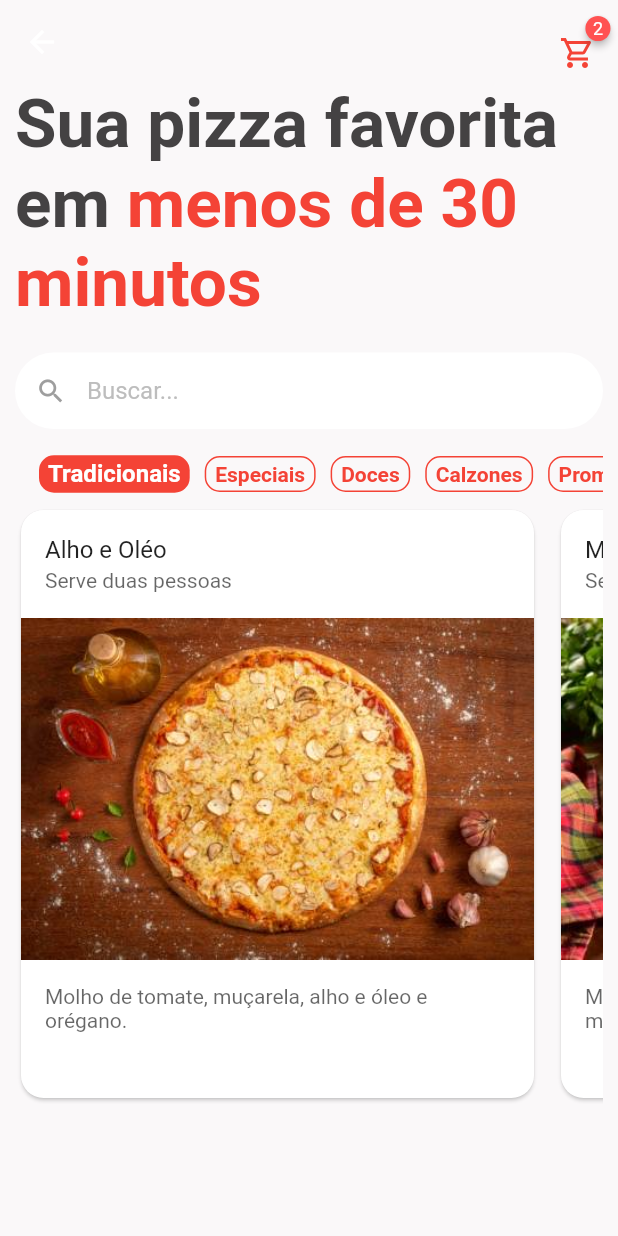
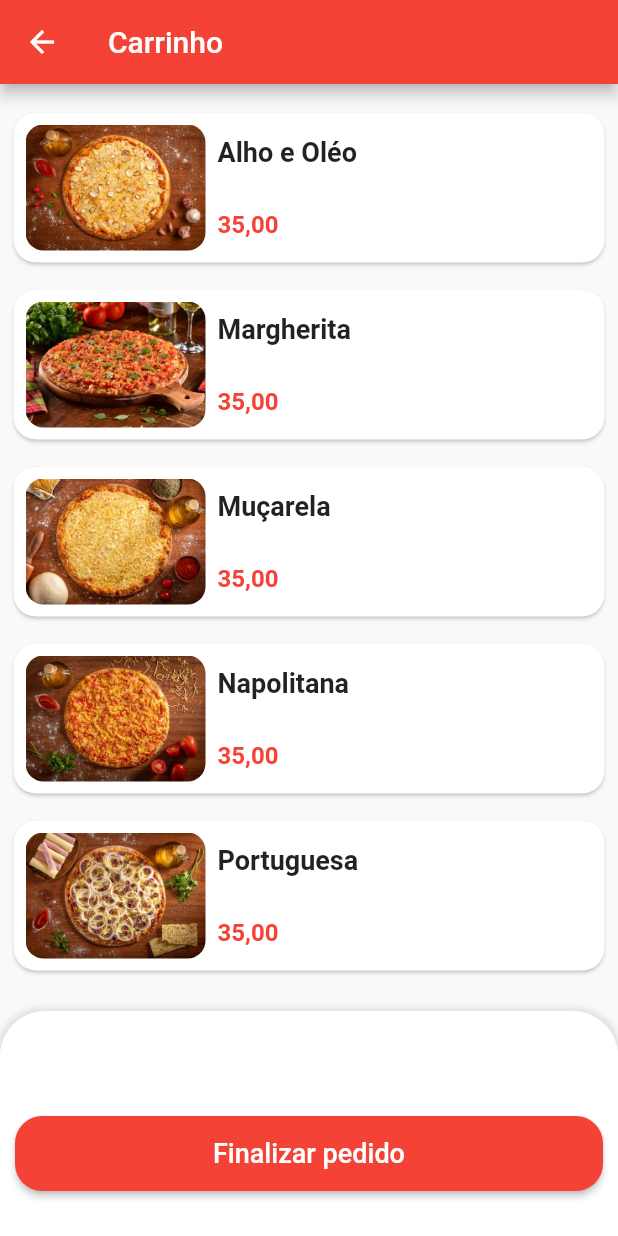
Before and after one commit to abrunaanunes/pizzaria-flutter, a Flutter app: the HomePage screen opened directly, after a tap on an icon or button, on a phone screen of 412 x 824 dp. Run offline on Flutter 3.47's test engine with Material 2 defaults, Android fonts, the phone set to English and light mode, and no system bars; drawn by our look-alikes of badges; our stand-ins replace mask_text_input_formatter.

Commit message:
Página do carrinho WIP

```diff
--- /dev/null
+++ b/lib/src/pages/cart/cart_page.dart
@@ -0,0 +1,77 @@
+import 'package:flutter/material.dart';
+import 'package:gopizza/src/pages/cart/components/product_tile.dart';
+import 'package:gopizza/src/repositories/pizza_repository.dart'
+    as pizza_repository;
+
+class CartPage extends StatelessWidget {
+  const CartPage({super.key});
+
+  @override
+  Widget build(BuildContext context) {
+    return Scaffold(
+      appBar: AppBar(title: const Text("Carrinho")),
+      body: Column(
+        children: [
+          Expanded(
+            child: Padding(
+                padding: const EdgeInsets.symmetric(
+                  horizontal: 5,
+                  vertical: 15,
+                ),
+                child: SizedBox(
+                  child: ListView.separated(
+                      itemBuilder: (_, index) {
+                        return ProductTile(
+                            product: pizza_repository.products[index]);
+                      },
+                      separatorBuilder: (_, index) =>
+                          const SizedBox(height: 10),
+                      itemCount: pizza_repository.products.length),
+                )),
+          ),
+          Container(
+              height: 150,
+              decoration: BoxDecoration(
+                  color: Colors.white,
+                  borderRadius: const BorderRadius.vertical(
+                    top: Radius.circular(30),
+                  ),
+                  boxShadow: [
+                    BoxShadow(
+                      color: Colors.grey.shade300,
+                      blurRadius: 3,
+                      spreadRadius: 2,
+                    )
+                  ]),
+              child: Padding(
+                padding:
+                    const EdgeInsets.symmetric(horizontal: 10, vertical: 30),
+                child: Column(
+                  crossAxisAlignment: CrossAxisAlignment.stretch,
+                  children: [
+                    Expanded(child: Container()),
+                    SizedBox(
+                      height: 50,
+                      child: ElevatedButton(
+                        style: ElevatedButton.styleFrom(
+                          shape: RoundedRectangleBorder(
+                            borderRadius: BorderRadius.circular(18),
+                          ),
+                        ),
+                        onPressed: () {},
+                        child: const Text(
+                          "Finalizar pedido",
+                          style: TextStyle(
+                            fontSize: 18,
+                          ),
+                        ),
+                      ),
+                    ),
+                  ],
+                ),
+              ))
+        ],
+      ),
+    );
+  }
+}
--- /dev/null
+++ b/lib/src/pages/cart/components/product_tile.dart
@@ -0,0 +1,71 @@
+import 'package:flutter/material.dart';
+import 'package:gopizza/src/models/product.dart';
+
+class ProductTile extends StatelessWidget {
+  const ProductTile({super.key, required this.product});
+  final Product product;
+
+  @override
+  Widget build(BuildContext context) {
+    return Card(
+      elevation: 1,
+      shadowColor: Colors.grey.shade300,
+      shape: RoundedRectangleBorder(
+        borderRadius: BorderRadius.circular(15),
+      ),
+      clipBehavior: Clip.antiAlias,
+      child: SizedBox(
+        height: 100,
+        child: Row(
+          children: [
+            Padding(
+              padding: const EdgeInsets.all(8.0),
+              child: Container(
+                width: 120,
+                decoration: BoxDecoration(
+                  borderRadius: const BorderRadius.all(
+                    Radius.circular(12),
+                  ),
+                  image: DecorationImage(
+                    fit: BoxFit.cover,
+                    image: AssetImage(product.imgUrl),
+                  ),
+                ),
+              ),
+            ),
+            Expanded(
+              child: Padding(
+                padding: const EdgeInsets.symmetric(vertical: 16),
+                child: Column(
+                  crossAxisAlignment: CrossAxisAlignment.stretch,
+                  children: [
+                    Expanded(
+                      child: Text(
+                        product.name,
+                        style: const TextStyle(
+                          fontSize: 18,
+                          fontWeight: FontWeight.bold,
+                        ),
+                      ),
+                    ),
+                    SizedBox(
+                        child: Row(children: const [
+                      Text(
+                        "35,00",
+                        style: TextStyle(
+                          fontSize: 16,
+                          fontWeight: FontWeight.bold,
+                          color: Colors.red,
+                        ),
+                      ),
+                    ])),
+                  ],
+                ),
+              ),
+            )
+          ],
+        ),
+      ),
+    );
+  }
+}
--- a/lib/src/pages/home/home_page.dart
+++ b/lib/src/pages/home/home_page.dart
@@ -1,5 +1,6 @@
 import 'package:badges/badges.dart';
 import 'package:flutter/material.dart';
+import 'package:gopizza/src/pages/cart/cart_page.dart';
 import 'package:gopizza/src/pages/home/components/product_tile.dart';
 import 'components/category_tile.dart';
 import 'package:gopizza/src/repositories/home.dart' as home_repository;
@@ -31,7 +32,15 @@ class _HomePageState extends State<HomePage> {
                 right: 15,
               ),
               child: GestureDetector(
-                onTap: () {},
+                onTap: () {
+                  Navigator.of(context).push(
+                    MaterialPageRoute(
+                      builder: (c) {
+                        return const CartPage();
+                      },
+                    ),
+                  );
+                },
                 child: Badge(
                   badgeColor: Colors.redAccent,
                   badgeContent: const Text(
```
